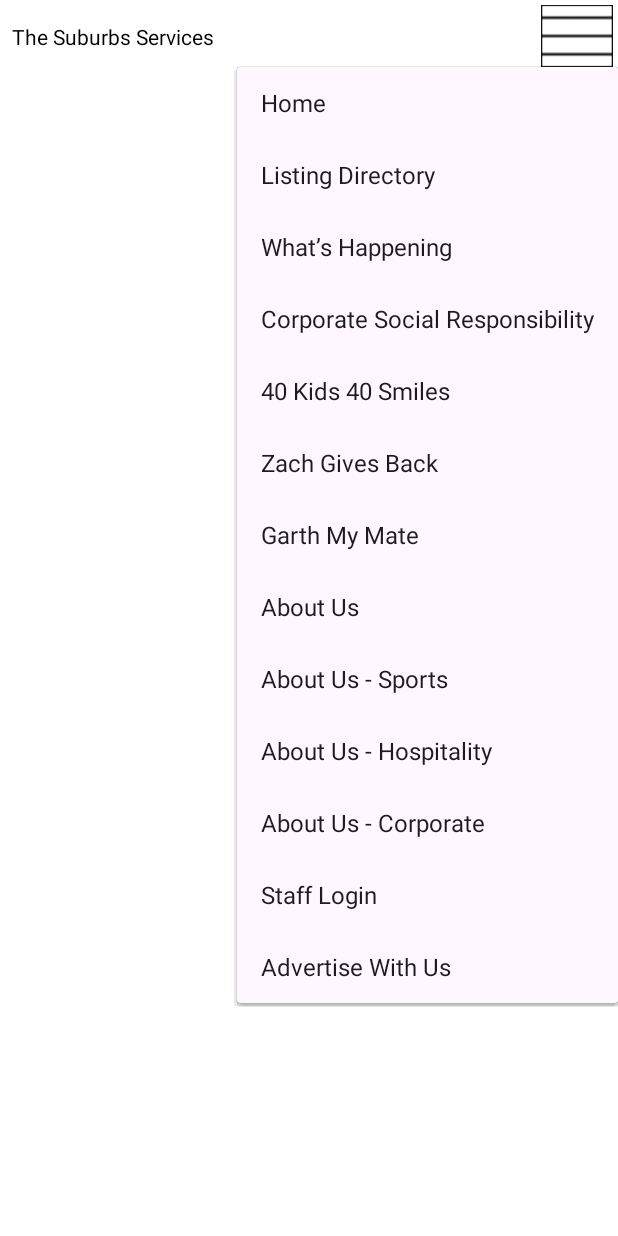
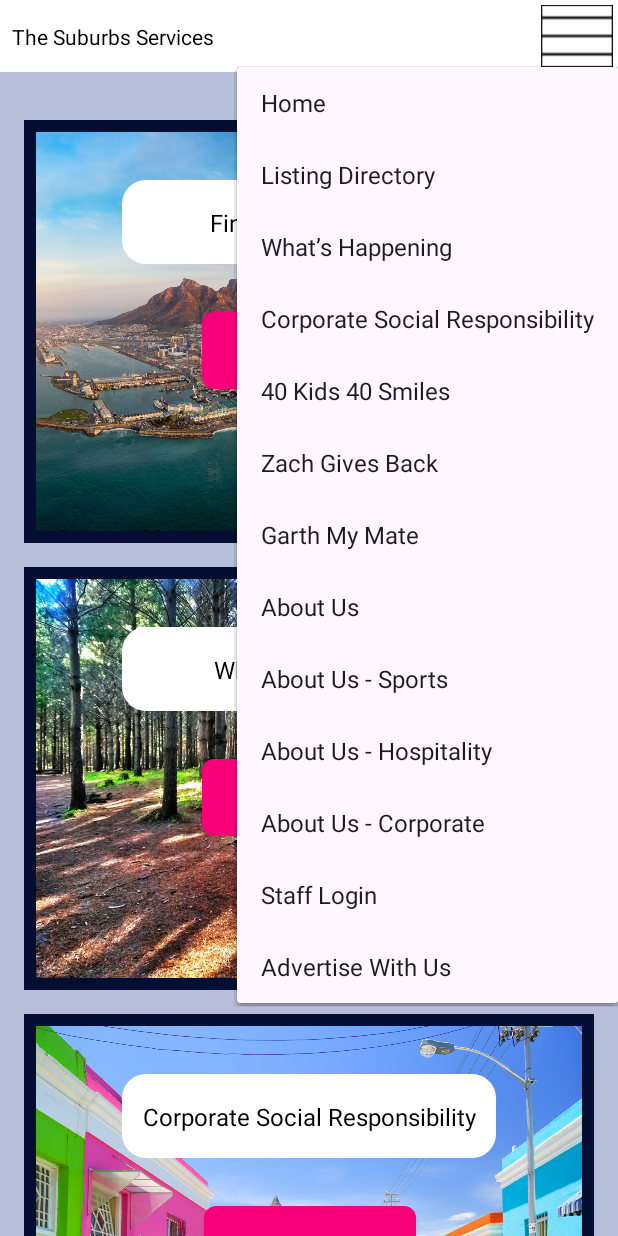
Before and after one commit to MatthewDeWaal888/Digitalsoft-SuburbsApp-WIL2025, an Android app: the MainActivity screen opened directly, with no data from a screen before it, after a tap on an icon or button, on a phone screen of 412 x 824 dp. Run offline under Robolectric (Android 15) with nearby library versions, the phone set to English and light mode, and no system bars.

Commit message:
Project Update. Version: 1.006

```diff
--- /dev/null
+++ b/app/src/main/java/com/dse/thesuburbsservices/pages/HomeFragment.kt
@@ -0,0 +1,19 @@
+package com.dse.thesuburbsservices.pages
+
+import android.os.Bundle
+import androidx.fragment.app.Fragment
+import android.view.LayoutInflater
+import android.view.View
+import android.view.ViewGroup
+import com.dse.thesuburbsservices.R
+
+class HomeFragment : Fragment() {
+
+    override fun onCreateView(
+        inflater: LayoutInflater, container: ViewGroup?,
+        savedInstanceState: Bundle?
+    ): View? {
+        // Inflate the layout for this fragment
+        return inflater.inflate(R.layout.fragment_home_phone_light, container, false)
+    }
+}
--- /dev/null
+++ b/app/src/main/java/com/dse/thesuburbsservices/pages/ListingDirectoryFragment.kt
@@ -0,0 +1,19 @@
+package com.dse.thesuburbsservices.pages
+
+import android.os.Bundle
+import androidx.fragment.app.Fragment
+import android.view.LayoutInflater
+import android.view.View
+import android.view.ViewGroup
+import com.dse.thesuburbsservices.R
+
+class ListingDirectoryFragment : Fragment() {
+
+    override fun onCreateView(
+        inflater: LayoutInflater, container: ViewGroup?,
+        savedInstanceState: Bundle?
+    ): View? {
+        // Inflate the layout for this fragment
+        return inflater.inflate(R.layout.fragment_listing_directory_phone_light, container, false)
+    }
+}
--- a/app/src/main/res/layout/activity_main_phone_light.xml
+++ b/app/src/main/res/layout/activity_main_phone_light.xml
@@ -11,6 +11,7 @@
     <ScrollView
         android:layout_width="0dp"
         android:layout_height="0dp"
+        android:background="@color/tss_light_background1"
         app:layout_constraintBottom_toBottomOf="parent"
         app:layout_constraintEnd_toEndOf="parent"
         app:layout_constraintStart_toStartOf="parent"
--- /dev/null
+++ b/app/src/main/res/layout/fragment_home_phone_light.xml
@@ -0,0 +1,384 @@
+<?xml version="1.0" encoding="utf-8"?>
+<FrameLayout xmlns:android="http://schemas.android.com/apk/res/android"
+    xmlns:app="http://schemas.android.com/apk/res-auto"
+    xmlns:tools="http://schemas.android.com/tools"
+    android:layout_width="match_parent"
+    android:layout_height="match_parent"
+    tools:context=".pages.HomeFragment">
+
+    <androidx.constraintlayout.widget.ConstraintLayout
+        android:id="@+id/constraintLayout12"
+        android:layout_width="match_parent"
+        android:layout_height="match_parent"
+        android:background="@color/tss_light_background1">
+
+        <androidx.constraintlayout.widget.ConstraintLayout
+            android:layout_width="0dp"
+            android:layout_height="282dp"
+            android:layout_marginStart="16dp"
+            android:layout_marginTop="16dp"
+            android:layout_marginEnd="16dp"
+            android:background="@color/tss_image_bg_border"
+            app:layout_constraintEnd_toEndOf="parent"
+            app:layout_constraintStart_toStartOf="parent"
+            app:layout_constraintTop_toBottomOf="@+id/constraintLayout19">
+
+            <androidx.constraintlayout.widget.ConstraintLayout
+                android:layout_width="0dp"
+                android:layout_height="0dp"
+                android:layout_marginStart="8dp"
+                android:layout_marginTop="8dp"
+                android:layout_marginEnd="8dp"
+                android:layout_marginBottom="8dp"
+                android:background="@drawable/background4"
+                android:scaleType="fitXY"
+                app:layout_constraintBottom_toBottomOf="parent"
+                app:layout_constraintEnd_toEndOf="parent"
+                app:layout_constraintStart_toStartOf="parent"
+                app:layout_constraintTop_toTopOf="parent"
+                app:srcCompat="@drawable/background4">
+
+                <androidx.appcompat.widget.AppCompatButton
+                    android:id="@+id/btnExploreNow5"
+                    android:layout_width="141dp"
+                    android:layout_height="51dp"
+                    android:layout_marginTop="32dp"
+                    android:background="@drawable/button"
+                    android:text="Explore Now"
+                    android:textAllCaps="false"
+                    android:textColor="@color/white"
+                    android:textSize="16sp"
+                    android:textStyle="bold"
+                    app:layout_constraintEnd_toEndOf="parent"
+                    app:layout_constraintHorizontal_bias="0.502"
+                    app:layout_constraintStart_toStartOf="parent"
+                    app:layout_constraintTop_toBottomOf="@+id/constraintLayout11" />
+
+                <androidx.constraintlayout.widget.ConstraintLayout
+                    android:id="@+id/constraintLayout11"
+                    android:layout_width="249dp"
+                    android:layout_height="56dp"
+                    android:layout_marginTop="32dp"
+                    android:background="@drawable/round_border_16"
+                    app:layout_constraintEnd_toEndOf="parent"
+                    app:layout_constraintStart_toStartOf="parent"
+                    app:layout_constraintTop_toTopOf="parent">
+
+                    <TextView
+                        android:id="@+id/textView5"
+                        android:layout_width="wrap_content"
+                        android:layout_height="wrap_content"
+                        android:layout_marginStart="16dp"
+                        android:layout_marginTop="16dp"
+                        android:layout_marginEnd="16dp"
+                        android:layout_marginBottom="16dp"
+                        android:text="Advertise With Us"
+                        android:textColor="@color/black"
+                        android:textSize="16sp"
+                        app:layout_constraintBottom_toBottomOf="parent"
+                        app:layout_constraintEnd_toEndOf="parent"
+                        app:layout_constraintStart_toStartOf="parent"
+                        app:layout_constraintTop_toTopOf="parent" />
+                </androidx.constraintlayout.widget.ConstraintLayout>
+            </androidx.constraintlayout.widget.ConstraintLayout>
+
+        </androidx.constraintlayout.widget.ConstraintLayout>
+
+        <androidx.constraintlayout.widget.ConstraintLayout
+            android:id="@+id/constraintLayout19"
+            app:layout_constraintEnd_toEndOf="parent"
+            app:layout_constraintHorizontal_bias="1.0"
+            app:layout_constraintStart_toStartOf="parent"
+            app:layout_constraintTop_toBottomOf="@+id/constraintLayout18"
+            android:layout_width="0dp"
+            android:layout_height="282dp"
+            android:layout_marginStart="16dp"
+            android:layout_marginTop="16dp"
+            android:layout_marginEnd="16dp"
+            android:background="@color/tss_image_bg_border">
+
+            <androidx.constraintlayout.widget.ConstraintLayout
+                app:layout_constraintBottom_toBottomOf="parent"
+                app:layout_constraintEnd_toEndOf="parent"
+                app:layout_constraintStart_toStartOf="parent"
+                app:layout_constraintTop_toTopOf="parent"
+                app:srcCompat="@drawable/background2"
+                android:layout_width="0dp"
+                android:layout_height="0dp"
+                android:layout_marginStart="8dp"
+                android:layout_marginTop="8dp"
+                android:layout_marginEnd="8dp"
+                android:layout_marginBottom="8dp"
+                android:background="@drawable/background2"
+                android:scaleType="fitXY">
+
+                <androidx.appcompat.widget.AppCompatButton
+                    android:id="@+id/btnExploreNow4"
+                    app:layout_constraintEnd_toEndOf="parent"
+                    app:layout_constraintHorizontal_bias="0.502"
+                    app:layout_constraintStart_toStartOf="parent"
+                    app:layout_constraintTop_toBottomOf="@+id/constraintLayout10"
+                    android:layout_width="141dp"
+                    android:layout_height="51dp"
+                    android:layout_marginTop="32dp"
+                    android:background="@drawable/button"
+                    android:text="Explore Now"
+                    android:textAllCaps="false"
+                    android:textColor="@color/white"
+                    android:textSize="16sp"
+                    android:textStyle="bold" />
+
+                <androidx.constraintlayout.widget.ConstraintLayout
+                    android:id="@+id/constraintLayout10"
+                    app:layout_constraintEnd_toEndOf="parent"
+                    app:layout_constraintStart_toStartOf="parent"
+                    app:layout_constraintTop_toTopOf="parent"
+                    android:layout_width="249dp"
+                    android:layout_height="56dp"
+                    android:layout_marginTop="32dp"
+                    android:background="@drawable/round_border_16">
+
+                    <TextView
+                        android:id="@+id/textView4"
+                        app:layout_constraintBottom_toBottomOf="parent"
+                        app:layout_constraintEnd_toEndOf="parent"
+                        app:layout_constraintStart_toStartOf="parent"
+                        app:layout_constraintTop_toTopOf="parent"
+                        android:layout_width="wrap_content"
+                        android:layout_height="wrap_content"
+                        android:layout_marginStart="16dp"
+                        android:layout_marginTop="16dp"
+                        android:layout_marginEnd="16dp"
+                        android:layout_marginBottom="16dp"
+                        android:text="About Us"
+                        android:textColor="@color/black"
+                        android:textSize="16sp" />
+                </androidx.constraintlayout.widget.ConstraintLayout>
+            </androidx.constraintlayout.widget.ConstraintLayout>
+
+        </androidx.constraintlayout.widget.ConstraintLayout>
+
+        <androidx.constraintlayout.widget.ConstraintLayout
+            android:id="@+id/constraintLayout18"
+            app:layout_constraintEnd_toEndOf="parent"
+            app:layout_constraintHorizontal_bias="1.0"
+            app:layout_constraintStart_toStartOf="parent"
+            app:layout_constraintTop_toBottomOf="@+id/constraintLayout17"
+            android:layout_width="0dp"
+            android:layout_height="282dp"
+            android:layout_marginStart="16dp"
+            android:layout_marginTop="16dp"
+            android:layout_marginEnd="16dp"
+            android:background="@color/tss_image_bg_border">
+
+            <androidx.constraintlayout.widget.ConstraintLayout
+                app:layout_constraintBottom_toBottomOf="parent"
+                app:layout_constraintEnd_toEndOf="parent"
+                app:layout_constraintStart_toStartOf="parent"
+                app:layout_constraintTop_toTopOf="parent"
+                app:srcCompat="@drawable/background3"
+                android:layout_width="0dp"
+                android:layout_height="0dp"
+                android:layout_marginStart="8dp"
+                android:layout_marginTop="8dp"
+                android:layout_marginEnd="8dp"
+                android:layout_marginBottom="8dp"
+                android:background="@drawable/background3"
+                android:scaleType="fitXY">
+
+                <androidx.appcompat.widget.AppCompatButton
+                    android:id="@+id/btnExploreNow3"
+                    app:layout_constraintEnd_toEndOf="parent"
+                    app:layout_constraintHorizontal_bias="0.502"
+                    app:layout_constraintStart_toStartOf="parent"
+                    app:layout_constraintTop_toBottomOf="@+id/constraintLayout9"
+                    android:layout_width="141dp"
+                    android:layout_height="51dp"
+                    android:layout_marginTop="32dp"
+                    android:background="@drawable/button"
+                    android:text="Explore Now"
+                    android:textAllCaps="false"
+                    android:textColor="@color/white"
+                    android:textSize="16sp"
+                    android:textStyle="bold" />
+
+                <androidx.constraintlayout.widget.ConstraintLayout
+                    android:id="@+id/constraintLayout9"
+                    app:layout_constraintEnd_toEndOf="parent"
+                    app:layout_constraintStart_toStartOf="parent"
+                    app:layout_constraintTop_toTopOf="parent"
+                    android:layout_width="249dp"
+                    android:layout_height="56dp"
+                    android:layout_marginTop="32dp"
+                    android:background="@drawable/round_border_16">
+
+                    <TextView
+                        android:id="@+id/textView3"
+                        app:layout_constraintBottom_toBottomOf="parent"
+                        app:layout_constraintEnd_toEndOf="parent"
+                        app:layout_constraintStart_toStartOf="parent"
+                        app:layout_constraintTop_toTopOf="parent"
+                        android:layout_width="wrap_content"
+                        android:layout_height="wrap_content"
+                        android:layout_marginStart="16dp"
+                        android:layout_marginTop="16dp"
+                        android:layout_marginEnd="16dp"
+                        android:layout_marginBottom="16dp"
+                        android:text="Corporate Social Responsibility"
+                        android:textColor="@color/black"
+                        android:textSize="16sp" />
+                </androidx.constraintlayout.widget.ConstraintLayout>
+
+            </androidx.constraintlayout.widget.ConstraintLayout>
+
+        </androidx.constraintlayout.widget.ConstraintLayout>
+
+        <androidx.constraintlayout.widget.ConstraintLayout
+            android:id="@+id/constraintLayout17"
+            app:layout_constraintEnd_toEndOf="parent"
+            app:layout_constraintHorizontal_bias="1.0"
+            app:layout_constraintStart_toStartOf="parent"
+            app:layout_constraintTop_toBottomOf="@+id/constraintLayout20"
+            android:layout_width="0dp"
+            android:layout_height="282dp"
+            android:layout_marginStart="16dp"
+            android:layout_marginTop="16dp"
+            android:layout_marginEnd="16dp"
+            android:background="@color/tss_image_bg_border">
+
+            <androidx.constraintlayout.widget.ConstraintLayout
+                app:layout_constraintBottom_toBottomOf="parent"
+                app:layout_constraintEnd_toEndOf="parent"
+                app:layout_constraintStart_toStartOf="parent"
+                app:layout_constraintTop_toTopOf="parent"
+                app:srcCompat="@drawable/background1"
+                android:layout_width="0dp"
+                android:layout_height="0dp"
+                android:layout_marginStart="8dp"
+                android:layout_marginTop="8dp"
+                android:layout_marginEnd="8dp"
+                android:layout_marginBottom="8dp"
+                android:background="@drawable/background1"
+                android:scaleType="fitXY">
+
+                <androidx.appcompat.widget.AppCompatButton
+                    android:id="@+id/btnExploreNow2"
+                    app:layout_constraintEnd_toEndOf="parent"
+                    app:layout_constraintHorizontal_bias="0.497"
+                    app:layout_constraintStart_toStartOf="parent"
+                    app:layout_constraintTop_toBottomOf="@+id/constraintLayout8"
+                    android:layout_width="141dp"
+                    android:layout_height="51dp"
+                    android:layout_marginTop="32dp"
+                    android:background="@drawable/button"
+                    android:text="Explore Now"
+                    android:textAllCaps="false"
+                    android:textColor="@color/white"
+                    android:textSize="16sp"
+                    android:textStyle="bold" />
+
+                <androidx.constraintlayout.widget.ConstraintLayout
+                    android:id="@+id/constraintLayout8"
+                    app:layout_constraintEnd_toEndOf="parent"
+                    app:layout_constraintStart_toStartOf="parent"
+                    app:layout_constraintTop_toTopOf="parent"
+                    android:layout_width="249dp"
+                    android:layout_height="56dp"
+                    android:layout_marginTop="32dp"
+                    android:background="@drawable/round_border_16">
+
+                    <TextView
+                        android:id="@+id/textView2"
+                        app:layout_constraintBottom_toBottomOf="parent"
+                        app:layout_constraintEnd_toEndOf="parent"
+                        app:layout_constraintStart_toStartOf="parent"
+                        app:layout_constraintTop_toTopOf="parent"
+                        android:layout_width="wrap_content"
+                        android:layout_height="wrap_content"
+                        android:layout_marginStart="16dp"
+                        android:layout_marginTop="16dp"
+                        android:layout_marginEnd="16dp"
+                        android:layout_marginBottom="16dp"
+                        android:text="What's Happening"
+                        android:textColor="@color/black"
+                        android:textSize="16sp" />
+                </androidx.constraintlayout.widget.ConstraintLayout>
+            </androidx.constraintlayout.widget.ConstraintLayout>
+
+        </androidx.constraintlayout.widget.ConstraintLayout>
+
+        <androidx.constraintlayout.widget.ConstraintLayout
+            android:id="@+id/constraintLayout20"
+            app:layout_constraintEnd_toEndOf="parent"
+            app:layout_constraintStart_toStartOf="parent"
+            app:layout_constraintTop_toTopOf="parent"
+            android:layout_width="0dp"
+            android:layout_height="282dp"
+            android:layout_marginStart="16dp"
+            android:layout_marginTop="32dp"
+            android:layout_marginEnd="16dp"
+            android:background="@color/tss_image_bg_border">
+
+            <androidx.constraintlayout.widget.ConstraintLayout
+                app:layout_constraintBottom_toBottomOf="parent"
+                app:layout_constraintEnd_toEndOf="parent"
+                app:layout_constraintStart_toStartOf="parent"
+                app:layout_constraintTop_toTopOf="parent"
+                app:srcCompat="@drawable/background5"
+                android:layout_width="0dp"
+                android:layout_height="0dp"
+                android:layout_marginStart="8dp"
+                android:layout_marginTop="8dp"
+                android:layout_marginEnd="8dp"
+                android:layout_marginBottom="8dp"
+                android:background="@drawable/background5"
+                android:scaleType="fitXY">
+
+                <androidx.appcompat.widget.AppCompatButton
+                    android:id="@+id/btnExploreNow1"
+                    app:layout_constraintEnd_toEndOf="parent"
+                    app:layout_constraintHorizontal_bias="0.497"
+                    app:layout_constraintStart_toStartOf="parent"
+                    app:layout_constraintTop_toBottomOf="@+id/constraintLayout7"
+                    android:layout_width="141dp"
+                    android:layout_height="51dp"
+                    android:layout_marginTop="32dp"
+                    android:background="@drawable/button"
+                    android:text="Explore Now"
+                    android:textAllCaps="false"
+                    android:textColor="@color/white"
+                    android:textSize="16sp"
+                    android:textStyle="bold" />
+
+                <androidx.constraintlayout.widget.ConstraintLayout
+                    android:id="@+id/constraintLayout7"
+                    app:layout_constraintEnd_toEndOf="parent"
+                    app:layout_constraintStart_toStartOf="parent"
+                    app:layout_constraintTop_toTopOf="parent"
+                    android:layout_width="249dp"
+                    android:layout_height="56dp"
+                    android:layout_marginTop="32dp"
+                    android:background="@drawable/round_border_16">
+
+                    <TextView
+                        android:id="@+id/textView"
+                        app:layout_constraintBottom_toBottomOf="parent"
+                        app:layout_constraintEnd_toEndOf="parent"
+                        app:layout_constraintStart_toStartOf="parent"
+                        app:layout_constraintTop_toTopOf="parent"
+                        android:layout_width="wrap_content"
+                        android:layout_height="wrap_content"
+                        android:layout_marginStart="16dp"
+                        android:layout_marginTop="16dp"
+                        android:layout_marginEnd="16dp"
+                        android:layout_marginBottom="16dp"
+                        android:text="Find Local Experts"
+                        android:textColor="@color/black"
+                        android:textSize="16sp" />
+                </androidx.constraintlayout.widget.ConstraintLayout>
+            </androidx.constraintlayout.widget.ConstraintLayout>
+
+        </androidx.constraintlayout.widget.ConstraintLayout>
+
+    </androidx.constraintlayout.widget.ConstraintLayout>
+</FrameLayout>
--- /dev/null
+++ b/app/src/main/res/layout/fragment_listing_directory_phone_light.xml
@@ -0,0 +1,14 @@
+<?xml version="1.0" encoding="utf-8"?>
+<FrameLayout xmlns:android="http://schemas.android.com/apk/res/android"
+    xmlns:tools="http://schemas.android.com/tools"
+    android:layout_width="match_parent"
+    android:layout_height="match_parent"
+    android:background="@color/tss_light_background1"
+    tools:context=".pages.ListingDirectoryFragment">
+
+    <androidx.constraintlayout.widget.ConstraintLayout
+        android:layout_width="match_parent"
+        android:layout_height="match_parent">
+
+    </androidx.constraintlayout.widget.ConstraintLayout>
+</FrameLayout>
```
